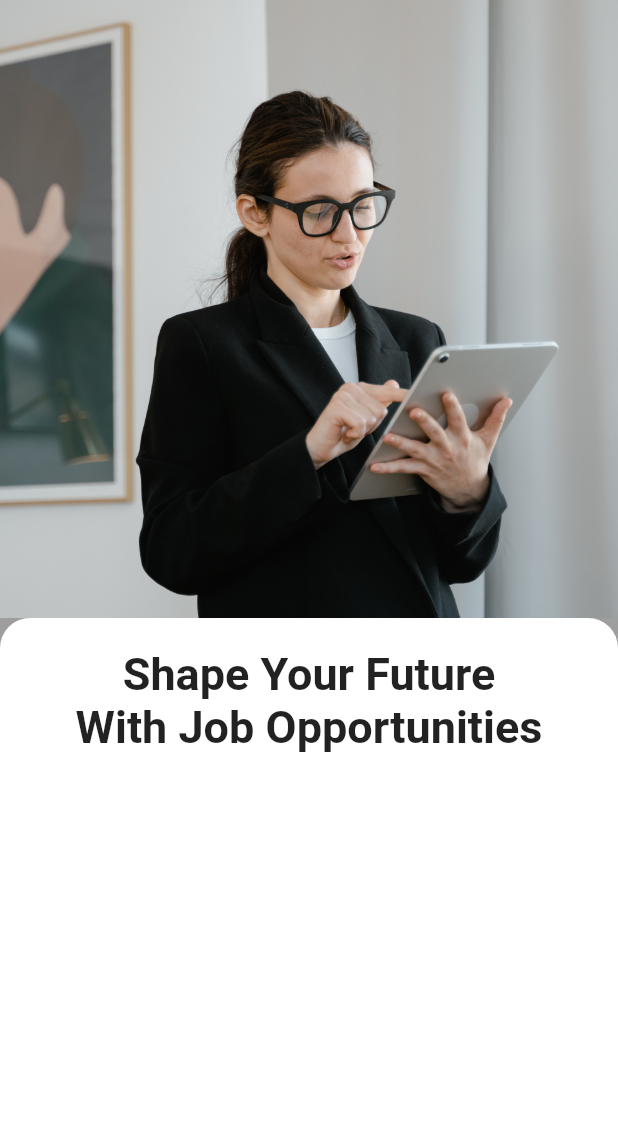
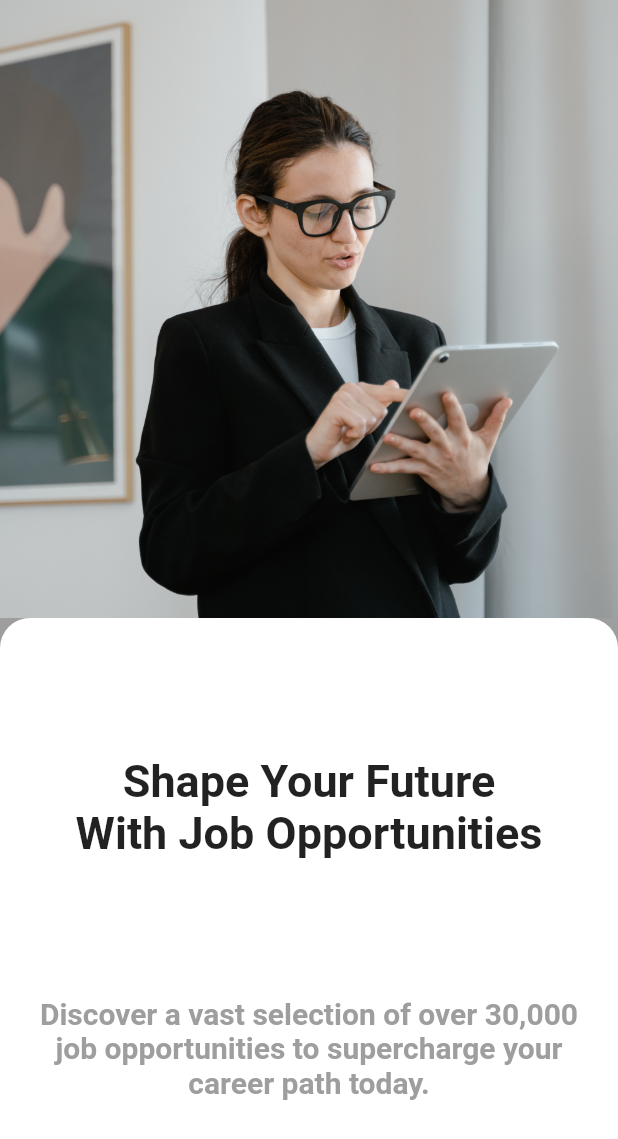
Before and after one commit to Ozurumba007/Job-Finder-App, a Flutter app: the screen it shows after launch, on a phone screen of 412 x 824 dp. Shown: the top 1139 px of the screen. Run offline on Flutter 3.47's test engine with Material 2 defaults, Android fonts, the phone set to English and light mode, and no system bars.

Commit message:
added the sub title text to the screen

```diff
--- a/lib/screens/onboarding_screen.dart
+++ b/lib/screens/onboarding_screen.dart
@@ -33,14 +33,27 @@ class OnboardingScreen extends StatelessWidget {
                 color: Colors.white,
                 child: Center(
                   child: Column(
+                    mainAxisAlignment: MainAxisAlignment.spaceEvenly,
                     children: [
-                      SizedBox(height: 20),
+                      // SizedBox(height: 20),
+                      // title of the onbarding screen
                       Text(
                         'Shape Your Future\nWith Job Opportunities',
                         textAlign: TextAlign.center,
                         style: TextStyle(
                           fontSize: 30,
                           fontWeight: FontWeight.bold,
+                        ),
+                      ),
+                      // SizedBox(height: 20),
+                      // subTitle of the onbarding screen
+                      Text(
+                        'Discover a vast selection of over 30,000\njob opportunities to supercharge your\ncareer path today.',
+                        textAlign: TextAlign.center,
+                        style: TextStyle(
+                          fontSize: 20,
+                          fontWeight: FontWeight.bold,
+                          color: Colors.grey[500],
                         ),
                       ),
                     ],
```
